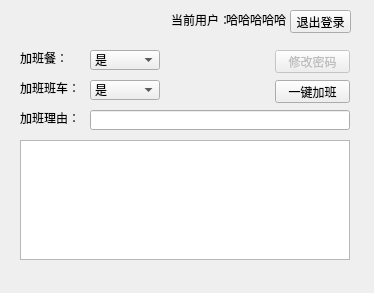
Above: Codes/QT_UI/AddWork.ui from q381528589/AddWork before the change. Below: the same form after it.
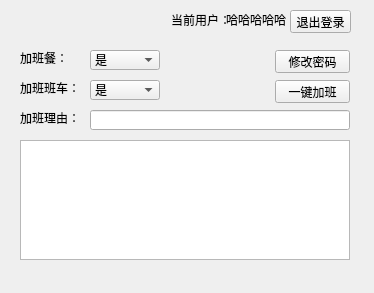
That is the form after the change. Icons and pictures are not drawn.

Commit message: 修改：修改密码按钮开放

```diff
--- a/Codes/QT_UI/AddWork.ui
+++ b/Codes/QT_UI/AddWork.ui
@@ -153,9 +153,6 @@
     </item>
    </widget>
    <widget class="QPushButton" name="Btn_ChgPsw">
-    <property name="enabled">
-     <bool>false</bool>
-    </property>
     <property name="geometry">
      <rect>
       <x>275</x>
```
The commit also changes 1 other file.
